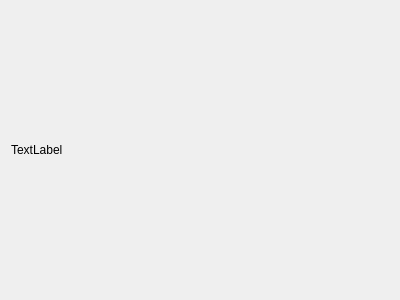
Before: the Qt Designer form SMS/ObjectViewer/ObjectParameters.ui in Goldfire711/sms-tools, drawn with Qt 5.
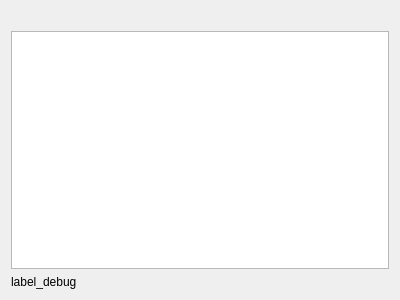
After: the same form once the commit is applied.

```diff
--- a/SMS/ObjectViewer/ObjectParameters.ui
+++ b/SMS/ObjectViewer/ObjectParameters.ui
@@ -17,7 +17,17 @@
    <item row="0" column="0">
     <widget class="QLabel" name="label">
      <property name="text">
-      <string>TextLabel</string>
+      <string/>
+     </property>
+    </widget>
+   </item>
+   <item row="1" column="0">
+    <widget class="QTableView" name="table_parameters"/>
+   </item>
+   <item row="2" column="0">
+    <widget class="QLabel" name="label_debug">
+     <property name="text">
+      <string>label_debug</string>
      </property>
     </widget>
    </item>
```
